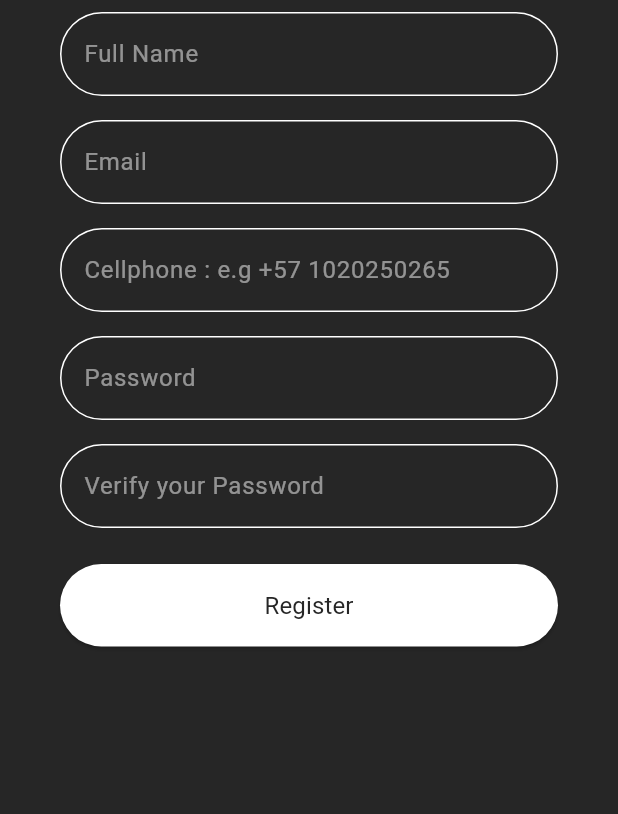
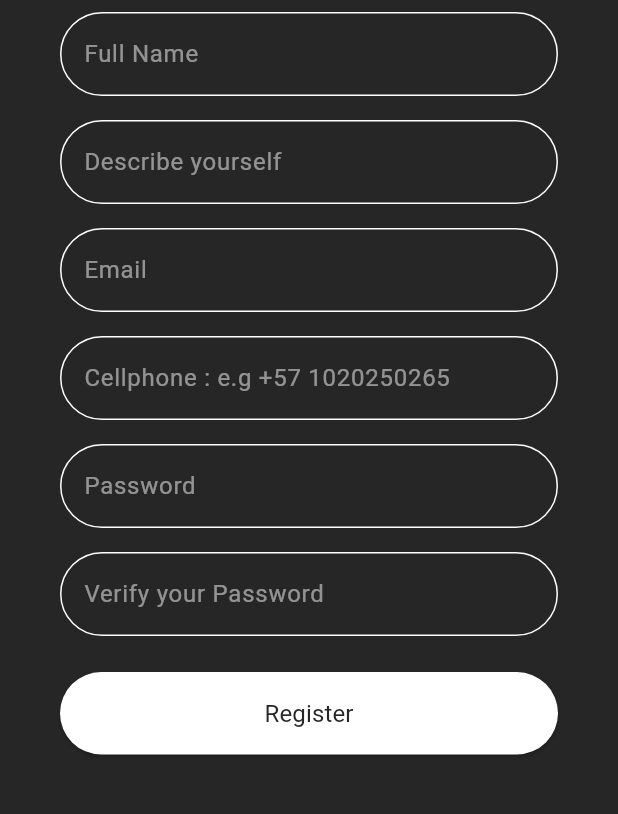
Before and after one commit to Paolaaaaaa/TODO_App, a Flutter app: the SignInScreen screen opened directly, on a phone screen of 412 x 824 dp, the part 120-934 px from its top. Run offline on Flutter 3.47's test engine with Material 3 defaults, Android fonts, the phone set to English and light mode, and no system bars; our stand-ins replace flutter_dotenv, flutter_svg; missing offline and left inert: flutter_regex.

```diff
--- /dev/null
+++ b/mobile_front/devtools_options.yaml
@@ -0,0 +1,3 @@
+description: This file stores settings for Dart & Flutter DevTools.
+documentation: https://docs.flutter.dev/tools/devtools/extensions#configure-extension-enablement-states
+extensions:
--- a/mobile_front/lib/Screens/SignIn/SignInScreen.dart
+++ b/mobile_front/lib/Screens/SignIn/SignInScreen.dart
@@ -15,6 +15,7 @@ class SignInScreen extends StatelessWidget {
 
   final TextEditingController nameController = TextEditingController();
   final TextEditingController emailController = TextEditingController();
+  final TextEditingController descriptionController = TextEditingController();
 
   final TextEditingController cellphonController = TextEditingController();
   final TextEditingController passwordController = TextEditingController();
@@ -46,6 +47,7 @@ class SignInScreen extends StatelessWidget {
                   ),
 
                   _buildName(),
+                  _buildDescription(),
                   _buildEmail(),
                   _buildCellphone(),
                   _buildPassword(),
@@ -72,6 +74,25 @@ class SignInScreen extends StatelessWidget {
         controller: nameController,
         keyboardType: TextInputType.name,
         hintText: 'Full Name',
+        obscureText: false,
+      ),
+    ));
+  }
+
+
+
+  Widget _buildDescription() {
+    return (Container(
+      margin: const EdgeInsets.symmetric(horizontal: 16, vertical: 8),
+      child: CustomTextfield(
+        validator: Signinvalidators.validateDescription,
+
+        lable: 'Description',
+        backgroundColor: AppColors.primary,
+        textColor: AppColors.base100,
+        controller: descriptionController,
+        keyboardType: TextInputType.name,
+        hintText: 'Describe yourself',
         obscureText: false,
       ),
     ));
@@ -162,11 +183,14 @@ class SignInScreen extends StatelessWidget {
               email: emailController.text,
               cellphone: cellphonController.text,
               password: passwordController.text,
+              description: descriptionController.text
             );
 
             AuthResponse? response = await authViewModel.register(request);
 
-            if (response?.error != null) {
+            if ( response?.error.toString() =='null') {
+
+              print('$response.error');
               Navigator.pushReplacement(
                 context,
                 MaterialPageRoute(
@@ -174,6 +198,7 @@ class SignInScreen extends StatelessWidget {
                     email: response?.email,
                     id: response!.id,
                     token: response.token,
+                    error: response.error,
                   ),
                 ),
               );
@@ -182,7 +207,7 @@ class SignInScreen extends StatelessWidget {
                 context: context,
                 builder: (_) => AlertDialog(
                   title: Text('Registration Failed'),
-                  content: Text(response?.error ?? 'something went wrong.'),
+                  content: Text(response!.error.toString() ),
                   actions: [
                     TextButton(
                       onPressed: () => Navigator.pop(context),
--- a/mobile_front/lib/Services/auth_Service.dart
+++ b/mobile_front/lib/Services/auth_Service.dart
@@ -6,7 +6,7 @@ import 'package:mobile_front/models/Auth/AuthResponse.dart';
 import 'package:mobile_front/models/Auth/Registration/RegisterRequest.dart';
 
 class AuthService {
-  final String _baseUrl = dotenv.env['API_URL'] ?? 'http://localhost:8080';
+  final String _baseUrl = dotenv.env['API_URL'] ?? 'http://10.0.2.2:8080/api';
 
   Future<String?> login(String email, String password) async {
     final url = Uri.parse('$_baseUrl/v1/auth/login');
@@ -49,7 +49,7 @@ class AuthService {
         return AuthResponse(error: errorMsg, token: '', email: '', id: '');
       }
     } catch (e) {
-      return AuthResponse(error: 'Failed to connect to server', token: '', email: '', id: '');
+      return AuthResponse(error: 'Failed to complete the registration, please try another time $e', token: '', email: '', id: '');
     }
   }
 }
--- a/mobile_front/lib/main_dev.dart
+++ b/mobile_front/lib/main_dev.dart
@@ -3,6 +3,6 @@ import 'package:mobile_front/main.dart';
 import 'flavor.dart';
 
 void main() {
-  F.appFlavor = Flavor.prod;
+  F.appFlavor = Flavor.dev;
   mainApp(); // call main defined in main.dart
 }
--- a/mobile_front/lib/main_prod.dart
+++ b/mobile_front/lib/main_prod.dart
@@ -3,6 +3,6 @@ import 'package:mobile_front/main.dart';
 import 'flavor.dart';
 
 void main() {
-  F.appFlavor = Flavor.dev;
+  F.appFlavor = Flavor.prod;
   mainApp(); // call main defined in main.dart
 }
--- a/mobile_front/lib/models/Auth/AuthResponse.dart
+++ b/mobile_front/lib/models/Auth/AuthResponse.dart
@@ -22,7 +22,7 @@ class AuthResponse {
     return AuthResponse(
       token: json['token'] ?? '',
       email: json['email'] ?? '',
-      id: json['id'] ?? '',
+      id: json['uuid'] ?? '',
     );}
 
 
--- a/mobile_front/lib/models/Auth/Registration/RegisterRequest.dart
+++ b/mobile_front/lib/models/Auth/Registration/RegisterRequest.dart
@@ -4,12 +4,14 @@ class Registerrequest {
   final String email;
   final String cellphone;
   final String password;
+  final String description;
 
   Registerrequest({
     required this.name,
     required this.email,
     required this.cellphone,
     required this.password,
+    required this.description
   });
 
 
@@ -18,6 +20,7 @@ class Registerrequest {
         'email': email,
         'cellphone': cellphone,
         'password': password,
+        'description': description
       };
 
 
```
Also changed, not shown: mobile_front/lib/Screens/Home/HomeScreen.dart (+25 -5 lines), mobile_front/lib/Screens/SignIn/SignInValidators.dart (+9 -0 lines), 12 other files.
